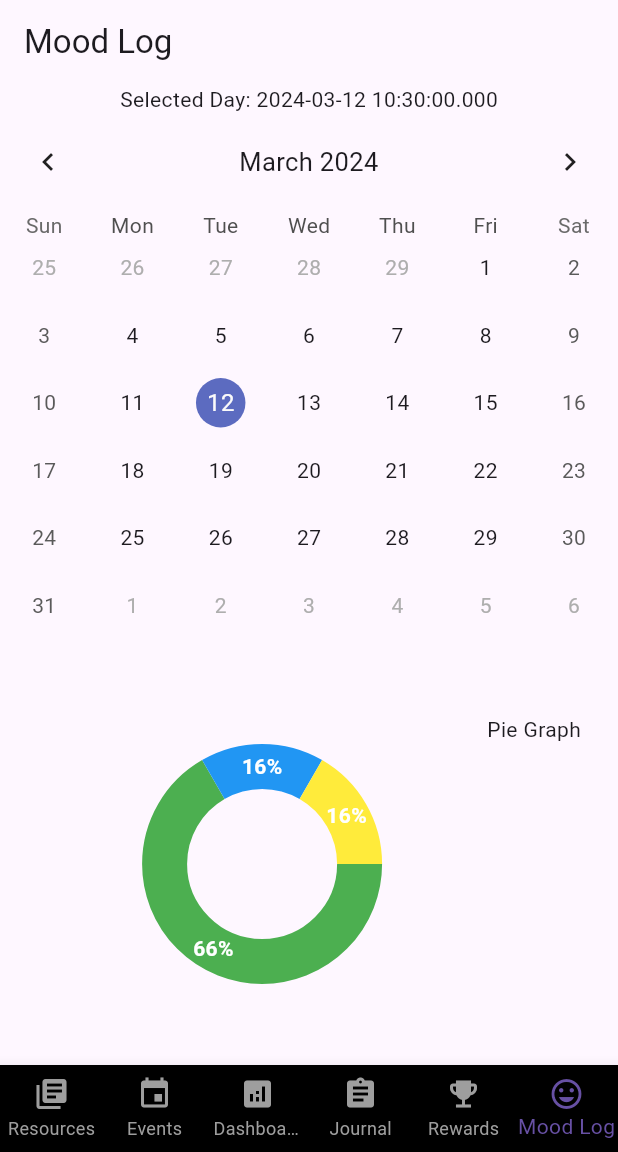
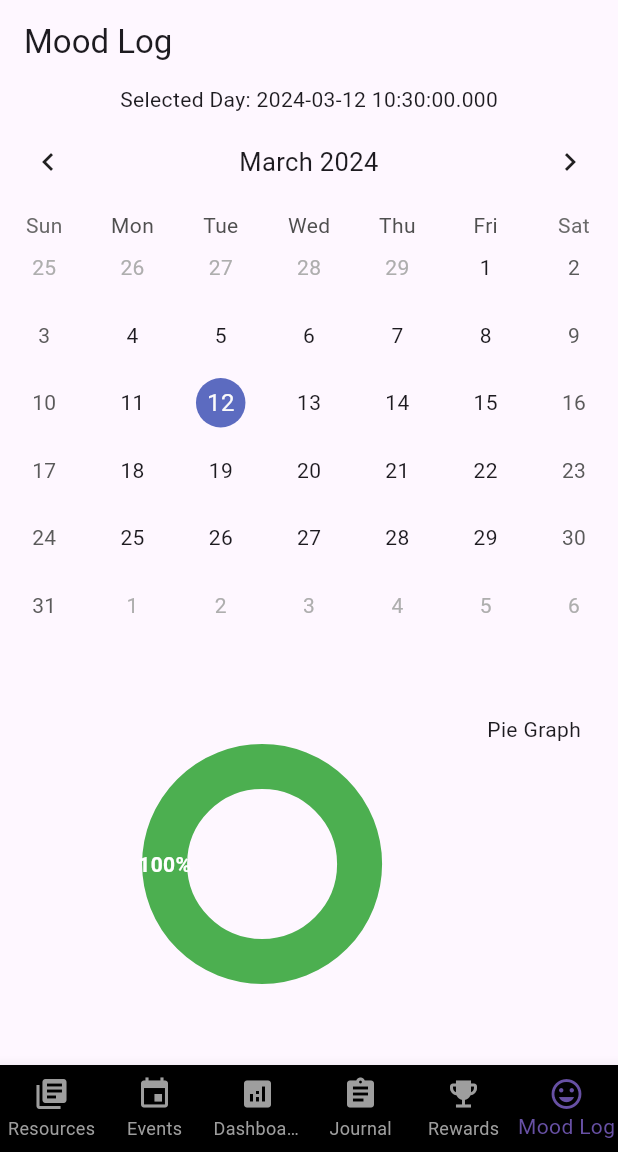
Before and after one commit to WillssEdgar/MoodWaves, a Flutter app: the screen it shows after launch, item 6 of the bottom bar chosen, on a phone screen of 412 x 824 dp, the part 84-1236 px from its top. Run offline on Flutter 3.47's test engine with Material 3 defaults, Android fonts, the light colour scheme and no system bars; drawn by our look-alikes of fl_chart, table_calendar; missing offline and left inert: dart:html.

Commit message:
Graph commmit

```diff
--- a/lib/classes/PieChart.dart
+++ b/lib/classes/PieChart.dart
@@ -4,7 +4,8 @@ import 'package:mood_waves/classes/mood.dart';
 import 'package:mood_waves/classes/moodLog.dart';
 
 class MyPieChart extends StatelessWidget {
-  const MyPieChart({super.key});
+  final List<MoodInfo> moodLog;
+  const MyPieChart({required this.moodLog, Key? key}) : super(key: key);
 
   @override
   Widget build(BuildContext context) {
@@ -24,7 +25,13 @@ class MyPieChart extends StatelessWidget {
 
   List<PieChartSectionData> _generateSections() {
     List<Color> colors = [];
-    List<Mood> moods = sampleMoodLog[0].moods;
+    List<Mood> moods = [];
+
+    for (int i = 0; i < moodLog.length; i++) {
+      for (int j = 0; j < moodLog[i].moodlist.length; j++) {
+        moods.add(moodLog[i].moodlist[i]);
+      }
+    }
 
     Map<String?, double> moodCount = {};
 
--- a/lib/classes/moodLog.dart
+++ b/lib/classes/moodLog.dart
@@ -1,19 +1,21 @@
+// ignore_for_file: camel_case_types
+
 import 'package:flutter/material.dart';
 import 'package:mood_waves/classes/mood.dart';
 
-class MoodLog {
+class MoodInfo {
   int date;
-  List<Mood> moods;
+  List<Mood> moodlist;
 
-  MoodLog(this.date, this.moods);
+  MoodInfo(this.date, this.moodlist);
 }
 
 Mood mood1 = Mood("Happy", Colors.green);
+Mood mood3 = Mood("Peaceful", Colors.yellow);
 Mood mood2 = Mood("Sad", Colors.blue);
-Mood mood3 = Mood("Peaceful", Colors.yellow);
 Mood mood4 = Mood("Happy", Colors.green);
 Mood mood5 = Mood("Happy", Colors.green);
 Mood mood6 = Mood("Happy", Colors.green);
 var sampleMoodLog = [
-  MoodLog(02202024, [mood1, mood2, mood3, mood4, mood5, mood6]),
+  MoodInfo(02202024, [mood1, mood2, mood3, mood4, mood5, mood6]),
 ];
--- a/lib/screens/moodLog.dart
+++ b/lib/screens/moodLog.dart
@@ -1,5 +1,6 @@
 import 'package:flutter/material.dart';
 import 'package:mood_waves/classes/PieChart.dart';
+import 'package:mood_waves/classes/moodLog.dart';
 import 'package:table_calendar/table_calendar.dart';
 
 class MoodLog extends StatefulWidget {
@@ -10,6 +11,8 @@ class MoodLog extends StatefulWidget {
 }
 
 class _MoodLogState extends State<MoodLog> {
+  late List<MoodInfo> ML = sampleMoodLog;
+
   DateTime today = DateTime.now();
 
   void _onDaySelected(DateTime day, DateTime focusedDay) {
@@ -39,15 +42,15 @@ class _MoodLogState extends State<MoodLog> {
                 ),
               ),
             ),
-            const Wrap(
+            Wrap(
               crossAxisAlignment: WrapCrossAlignment.start,
               children: [
                 SizedBox(
                   height: 200,
                   width: 300,
-                  child: MyPieChart(),
+                  child: MyPieChart(moodLog: ML),
                 ),
-                Text("Pie Graph"),
+                const Text("Pie Graph"),
               ],
             ),
           ],
```
